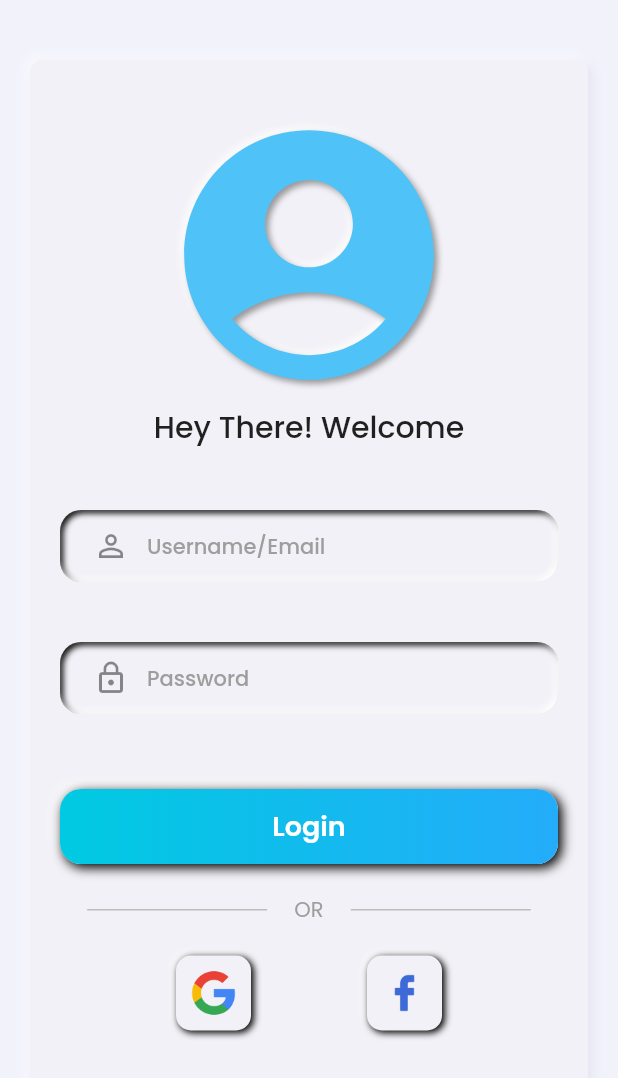
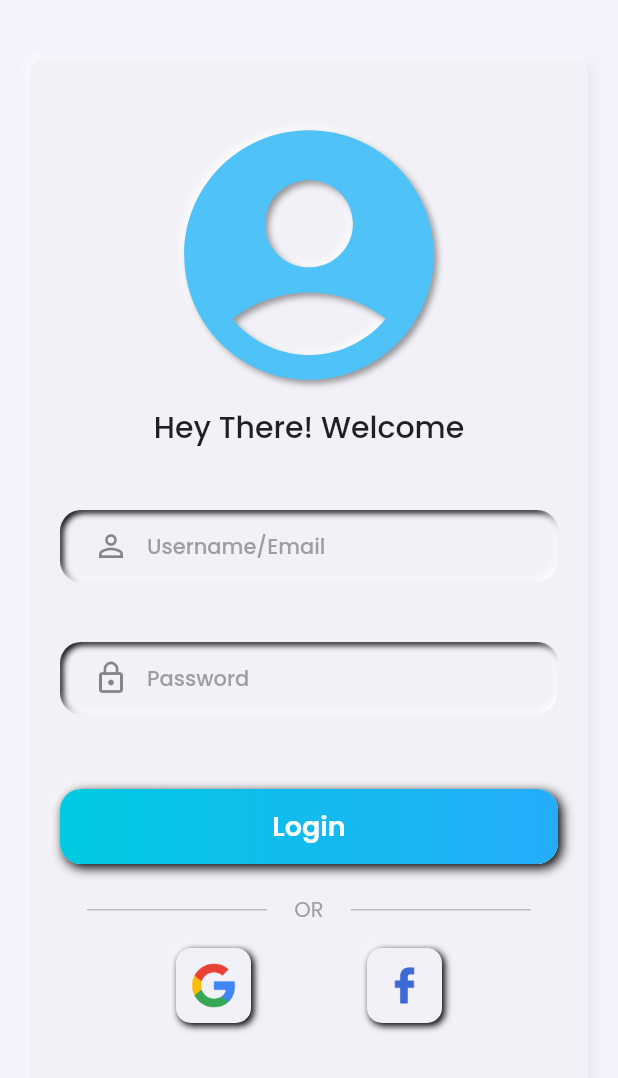
Before and after one commit to Clueless-Community/Spectrum-UI, a Flutter app: the screen it shows after launch, after a tap on "Login UI", on a phone screen of 412 x 824 dp. Shown: the top 1078 px of the screen. Run offline on Flutter 3.47's test engine with Material 2 defaults, Android fonts, the phone set to English and light mode, and no system bars; drawn by our look-alikes of flutter_neumorphic; our stand-ins replace fluentui_icons, glassmorphism, google_fonts.

Commit message:
Overflow removing

```diff
--- a/lib/UI_Pages/loginScreen_AnukirtiYadav/screens/login_screen.dart
+++ b/lib/UI_Pages/loginScreen_AnukirtiYadav/screens/login_screen.dart
@@ -40,7 +40,7 @@ class _LoginScreenState extends State<LoginScreen> {
             ],
           ),
           child: Padding(
-            padding: const EdgeInsets.all(14.0),
+            padding: const EdgeInsets.all(7.0),
             child: Column(
               mainAxisAlignment: MainAxisAlignment.spaceAround,
               crossAxisAlignment: CrossAxisAlignment.start,
--- a/lib/UI_Pages/loginUI_Aaliya-Ali/screens/login_screen.dart
+++ b/lib/UI_Pages/loginUI_Aaliya-Ali/screens/login_screen.dart
@@ -73,7 +73,7 @@ class SkeuomorphicLoginScreen extends StatelessWidget {
                   ),
                 ],
               ),
-              const SizedBox(height: 20),
+              const SizedBox(height: 15),
               Row(
                 mainAxisAlignment: MainAxisAlignment.spaceEvenly,
                 children: const [
--- a/lib/UI_Pages/upperTabbar_pratikagr/screens/upper_tab_bar.dart
+++ b/lib/UI_Pages/upperTabbar_pratikagr/screens/upper_tab_bar.dart
@@ -43,6 +43,7 @@ class _uTabBarState extends State<uTabBar> {
       child: Scaffold(
         appBar: AppBar(
           backgroundColor: Colors.white,
+          automaticallyImplyLeading: false,
           actions: const [
             Padding(
               padding: EdgeInsets.only(right: 24),
```
